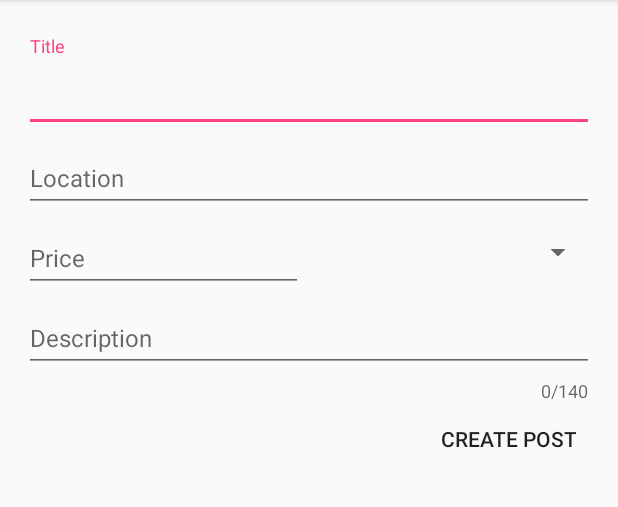
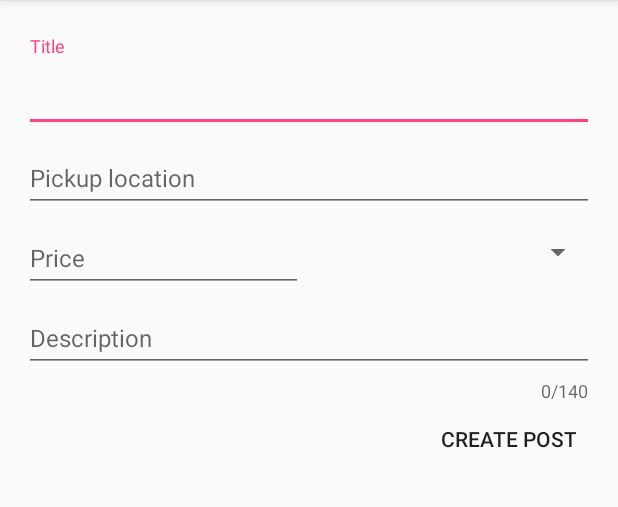
Before and after one commit to pointatnick/CS130Project, an Android app: the CreatePostActivity screen opened directly, with no data from a screen before it, on a phone screen of 412 x 824 dp, the part 84-591 px from its top. Run offline under Robolectric (Android 15) with nearby library versions, the phone set to English and light mode, and no system bars; our stand-ins replace CircleImageView.

Commit message:
Changed a hint

```diff
--- a/ReThrift/app/src/main/res/values/strings.xml
+++ b/ReThrift/app/src/main/res/values/strings.xml
@@ -12,7 +12,7 @@
     <string name="phone_hint">Phone number</string>
     <string name="title_hint">Title</string>
     <string name="price_hint">Price</string>
-    <string name="location_hint">Location</string>
+    <string name="location_hint">Pickup location</string>
     <string-array name="category_array">
         <item>Category 1</item>
         <item>Category 2</item>
```
